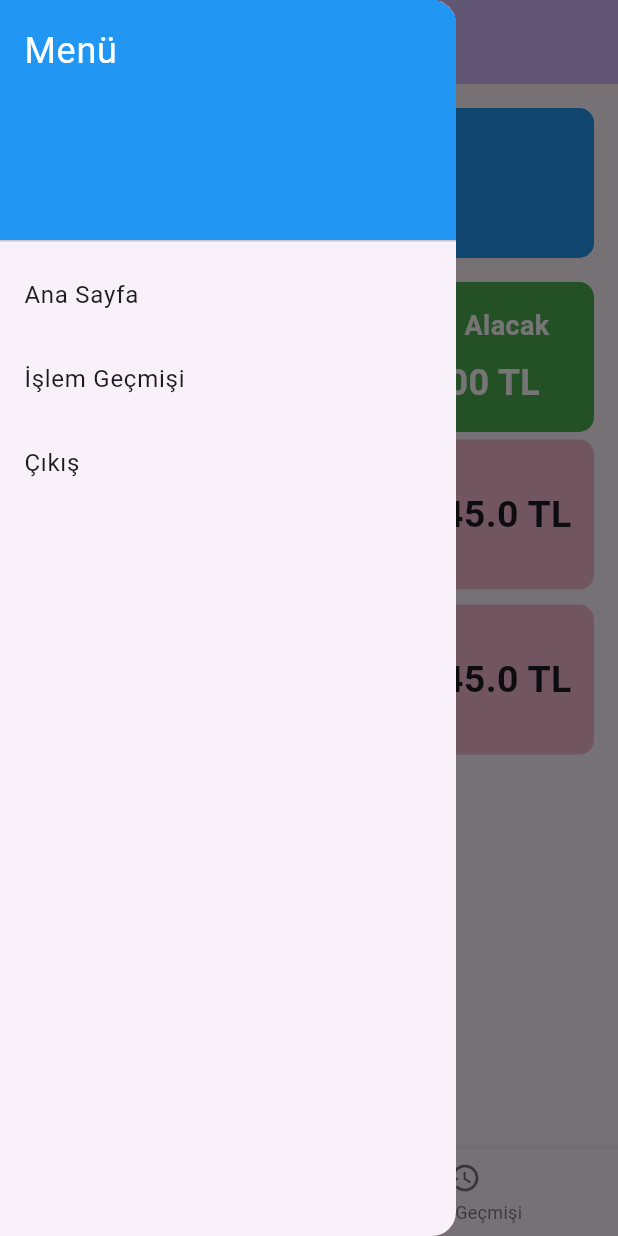
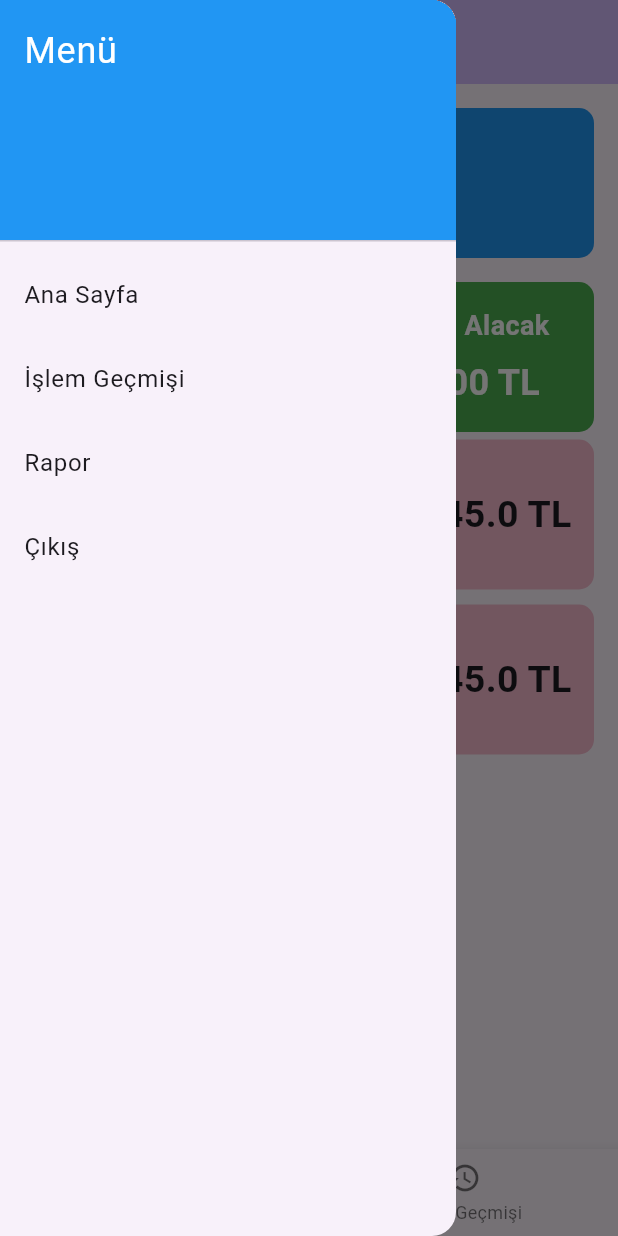
Before and after one commit to flutterankara/Finance-App, a Flutter app: the screen it shows after launch, with the side drawer open, on a phone screen of 412 x 824 dp. Run offline on Flutter 3.47's test engine with Material 3 defaults, Android fonts, the phone set to English and light mode, and no system bars; our stand-ins replace cloud_firestore, firebase_auth, firebase_core, fl_chart, flutter_svg; accounts and stored records are empty.

Commit message:
Rapor tab added

```diff
--- a/lib/screens/home.dart
+++ b/lib/screens/home.dart
@@ -1,5 +1,7 @@
 import 'package:flutter/material.dart';
 import 'package:app/coreWidgets/reportAndMain.dart';
+
+import 'reporst.dart';
 
 class HomeScreen extends StatelessWidget {
   const HomeScreen({super.key});
@@ -259,6 +261,11 @@ Widget _getDrawerMenu() {
           onTap: () {},
         ),
         ListTile(
+          title: Text("Rapor"),
+          onTap: () {
+          },
+        ),
+        ListTile(
           title: Text('Çıkış'),
           onTap: () {},
         ),
```
